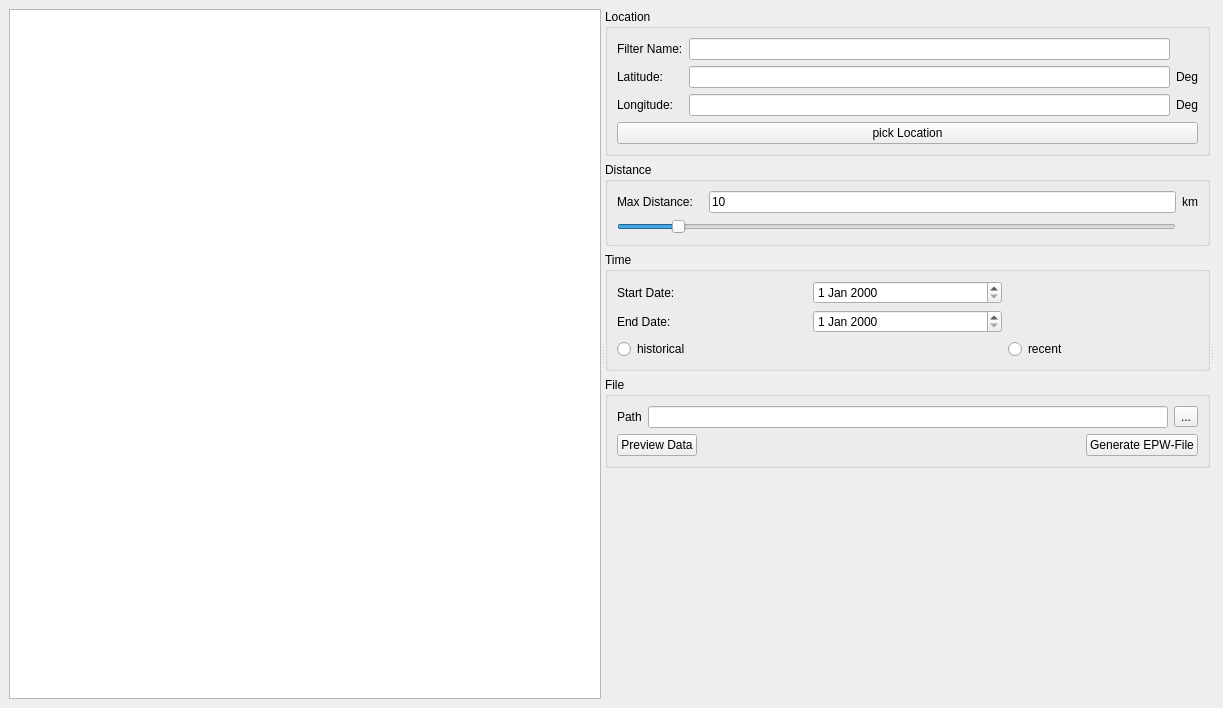
Qt form ClimateDataGenerator/src/DWDMainWindow.ui (Arombolosh/dwdImporter) before a commit.
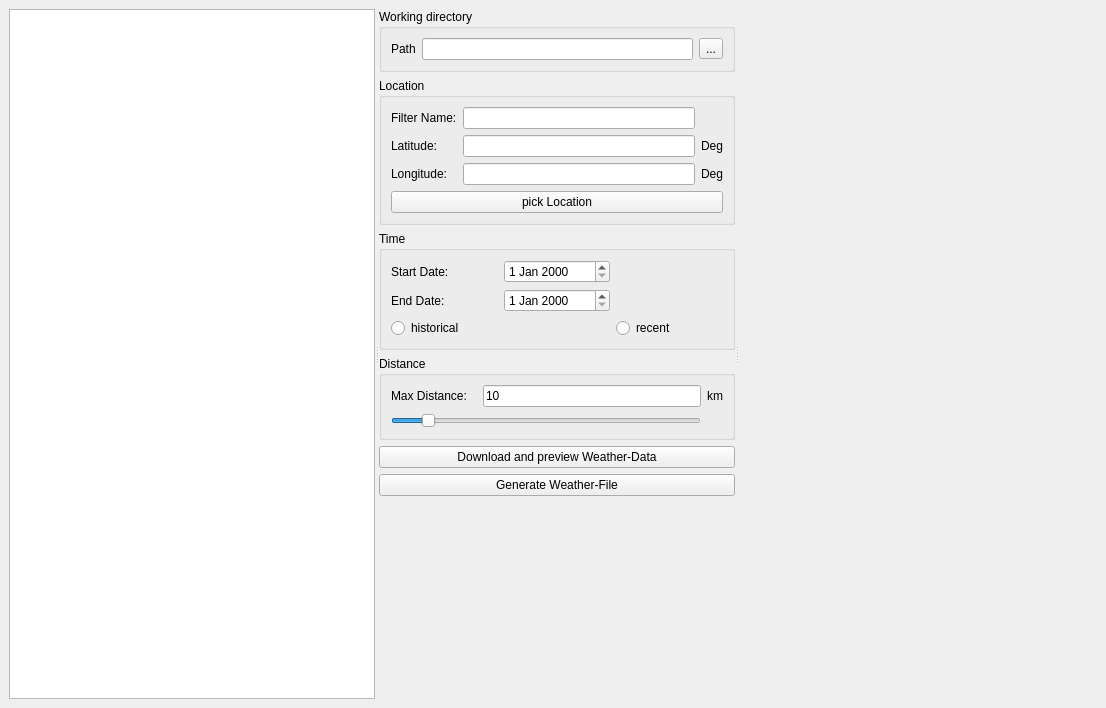
The same form after that commit. Custom widgets are drawn as their Qt base class.

Commit message: Updated weather data converter

Diff of the .ui file:
```diff
--- a/ClimateDataGenerator/src/DWDMainWindow.ui
+++ b/ClimateDataGenerator/src/DWDMainWindow.ui
@@ -6,7 +6,7 @@
    <rect>
     <x>0</x>
     <y>0</y>
-    <width>1223</width>
+    <width>1106</width>
     <height>708</height>
    </rect>
   </property>
@@ -27,8 +27,34 @@
        <enum>Qt::Horizontal</enum>
       </property>
       <widget class="QTableView" name="tableView"/>
-      <widget class="QWidget" name="">
+      <widget class="QWidget" name="layoutWidget">
        <layout class="QVBoxLayout" name="verticalLayout_2">
+        <item>
+         <widget class="QGroupBox" name="groupBox">
+          <property name="title">
+           <string>Working directory</string>
+          </property>
+          <layout class="QGridLayout" name="gridLayout_4">
+           <item row="0" column="1">
+            <widget class="QLineEdit" name="lineEditFile"/>
+           </item>
+           <item row="0" column="0">
+            <widget class="QLabel" name="label_9">
+             <property name="text">
+              <string>Path</string>
+             </property>
+            </widget>
+           </item>
+           <item row="0" column="2">
+            <widget class="QToolButton" name="toolButtonOpenDirectory">
+             <property name="text">
+              <string>...</string>
+             </property>
+            </widget>
+           </item>
+          </layout>
+         </widget>
+        </item>
         <item>
          <widget class="QGroupBox" name="groupBoxLocation">
           <property name="maximumSize">
@@ -41,68 +67,123 @@
            <string>Location</string>
           </property>
           <layout class="QGridLayout" name="gridLayout" columnstretch="0,1,0,0">
-           <item row="0" column="1" colspan="2">
-            <widget class="QLineEdit" name="lineEditNameFilter"/>
+           <item row="3" column="1" colspan="2">
+            <widget class="QtExt::ValidatingLineEdit" name="lineEditLatitude">
+             <property name="maximumSize">
+              <size>
+               <width>16777215</width>
+               <height>16777215</height>
+              </size>
+             </property>
+            </widget>
            </item>
-           <item row="5" column="0" colspan="4">
+           <item row="5" column="1" colspan="2">
+            <widget class="QtExt::ValidatingLineEdit" name="lineEditLongitude">
+             <property name="maximumSize">
+              <size>
+               <width>16777215</width>
+               <height>16777215</height>
+              </size>
+             </property>
+            </widget>
+           </item>
+           <item row="5" column="3">
+            <widget class="QLabel" name="label_4">
+             <property name="text">
+              <string>Deg</string>
+             </property>
+            </widget>
+           </item>
+           <item row="6" column="0" colspan="4">
             <widget class="QPushButton" name="pushButtonMap">
              <property name="text">
               <string>pick Location</string>
              </property>
             </widget>
            </item>
-           <item row="2" column="3">
-            <widget class="QLabel" name="label_5">
+           <item row="5" column="0">
+            <widget class="QLabel" name="label_3">
              <property name="text">
-              <string>Deg</string>
+              <string>Longitude:</string>
              </property>
             </widget>
            </item>
-           <item row="2" column="0">
+           <item row="3" column="0">
             <widget class="QLabel" name="label_2">
              <property name="text">
               <string>Latitude:</string>
              </property>
             </widget>
            </item>
-           <item row="0" column="0">
+           <item row="1" column="1" colspan="2">
+            <widget class="QLineEdit" name="lineEditNameFilter"/>
+           </item>
+           <item row="1" column="0">
             <widget class="QLabel" name="label_8">
              <property name="text">
               <string>Filter Name:</string>
              </property>
             </widget>
            </item>
-           <item row="4" column="1" colspan="2">
-            <widget class="QtExt::ValidatingLineEdit" name="lineEditLongitude">
-             <property name="maximumSize">
-              <size>
-               <width>16777215</width>
-               <height>16777215</height>
-              </size>
-             </property>
-            </widget>
-           </item>
-           <item row="2" column="1" colspan="2">
-            <widget class="QtExt::ValidatingLineEdit" name="lineEditLatitude">
-             <property name="maximumSize">
-              <size>
-               <width>16777215</width>
-               <height>16777215</height>
-              </size>
-             </property>
-            </widget>
-           </item>
-           <item row="4" column="3">
-            <widget class="QLabel" name="label_4">
+           <item row="3" column="3">
+            <widget class="QLabel" name="label_5">
              <property name="text">
               <string>Deg</string>
              </property>
             </widget>
            </item>
-           <item row="4" column="0">
-            <widget class="QLabel" name="label_3">
+          </layout>
+         </widget>
+        </item>
+        <item>
+         <widget class="QGroupBox" name="groupBoxTime">
+          <property name="title">
+           <string>Time</string>
+          </property>
+          <layout class="QGridLayout" name="gridLayout_2">
+           <item row="2" column="2">
+            <widget class="QRadioButton" name="radioButtonRecent">
              <property name="text">
-              <string>Longitude:</string>
+              <string>recent</string>
+             </property>
+            </widget>
+           </item>
+           <item row="0" column="1">
+            <widget class="QDateEdit" name="dateEditStart"/>
+           </item>
+           <item row="1" column="0">
+            <widget class="QLabel" name="label_10">
+             <property name="minimumSize">
+              <size>
+               <width>0</width>
+               <height>0</height>
+              </size>
+             </property>
+             <property name="text">
+              <string>End Date:</string>
+             </property>
+            </widget>
+           </item>
+           <item row="1" column="1">
+            <widget class="QDateEdit" name="dateEditEnd"/>
+           </item>
+           <item row="2" column="0" colspan="2">
+            <widget class="QRadioButton" name="radioButtonHistorical">
+             <property name="text">
+              <string>historical</string>
+             </property>
+            </widget>
+           </item>
+           <item row="0" column="0">
+            <widget class="QLabel" name="label">
+             <property name="minimumSize">
+              <size>
+               <width>0</width>
+               <height>0</height>
+              </size>
+             </property>
+             <property name="text">
+              <string>Start Date:</string>
              </property>
             </widget>
            </item>
@@ -162,115 +243,17 @@
          </widget>
         </item>
         <item>
-         <widget class="QGroupBox" name="groupBoxTime">
-          <property name="title">
-           <string>Time</string>
+         <widget class="QPushButton" name="pushButtonPreview">
+          <property name="text">
+           <string>Download and preview Weather-Data</string>
           </property>
-          <layout class="QGridLayout" name="gridLayout_2">
-           <item row="2" column="2">
-            <widget class="QRadioButton" name="radioButtonRecent">
-             <property name="text">
-              <string>recent</string>
-             </property>
-            </widget>
-           </item>
-           <item row="0" column="1">
-            <widget class="QDateEdit" name="dateEditStart"/>
-           </item>
-           <item row="1" column="0">
-            <widget class="QLabel" name="label_10">
-             <property name="minimumSize">
-              <size>
-               <width>0</width>
-               <height>0</height>
-              </size>
-             </property>
-             <property name="text">
-              <string>End Date:</string>
-             </property>
-            </widget>
-           </item>
-           <item row="1" column="1">
-            <widget class="QDateEdit" name="dateEditEnd"/>
-           </item>
-           <item row="2" column="0" colspan="2">
-            <widget class="QRadioButton" name="radioButtonHistorical">
-             <property name="text">
-              <string>historical</string>
-             </property>
-            </widget>
-           </item>
-           <item row="0" column="0">
-            <widget class="QLabel" name="label">
-             <property name="minimumSize">
-              <size>
-               <width>0</width>
-               <height>0</height>
-              </size>
-             </property>
-             <property name="text">
-              <string>Start Date:</string>
-             </property>
-            </widget>
-           </item>
-          </layout>
          </widget>
         </item>
         <item>
-         <widget class="QGroupBox" name="groupBox">
-          <property name="title">
-           <string>File</string>
+         <widget class="QPushButton" name="pushButtonDownload">
+          <property name="text">
+           <string>Generate Weather-File</string>
           </property>
-          <layout class="QGridLayout" name="gridLayout_4">
-           <item row="1" column="0" colspan="3">
-            <layout class="QHBoxLayout" name="horizontalLayout">
-             <item>
-              <widget class="QPushButton" name="pushButtonPreview">
-               <property name="text">
-                <string>Preview Data</string>
-               </property>
-              </widget>
-             </item>
-             <item>
-              <spacer name="horizontalSpacer">
-               <property name="orientation">
-                <enum>Qt::Horizontal</enum>
-               </property>
-               <property name="sizeHint" stdset="0">
-                <size>
-                 <width>40</width>
-                 <height>20</height>
-                </size>
-               </property>
-              </spacer>
-             </item>
-             <item>
-              <widget class="QPushButton" name="pushButtonDownload">
-               <property name="text">
-                <string>Generate EPW-File</string>
-               </property>
-              </widget>
-             </item>
-            </layout>
-           </item>
-           <item row="0" column="0">
-            <widget class="QLabel" name="label_9">
-             <property name="text">
-              <string>Path</string>
-             </property>
-            </widget>
-           </item>
-           <item row="0" column="1">
-            <widget class="QLineEdit" name="lineEditFile"/>
-           </item>
-           <item row="0" column="2">
-            <widget class="QToolButton" name="toolButtonOpenDirectory">
-             <property name="text">
-              <string>...</string>
-             </property>
-            </widget>
-           </item>
-          </layout>
          </widget>
         </item>
         <item>
@@ -288,7 +271,7 @@
         </item>
        </layout>
       </widget>
-      <widget class="QWidget" name="">
+      <widget class="QWidget" name="layoutWidget">
        <layout class="QVBoxLayout" name="verticalLayout">
         <item>
          <widget class="QwtPlot" name="plotTempRelHum" native="true">
@@ -305,6 +288,12 @@
           <property name="enabled">
            <bool>false</bool>
           </property>
+          <property name="minimumSize">
+           <size>
+            <width>250</width>
+            <height>0</height>
+           </size>
+          </property>
           <property name="maximumSize">
            <size>
             <width>16777215</width>
@@ -314,7 +303,52 @@
          </widget>
         </item>
         <item>
-         <widget class="QwtPlot" name="plotRainWind" native="true">
+         <widget class="QwtPlot" name="plotPres" native="true">
+          <property name="enabled">
+           <bool>false</bool>
+          </property>
+          <property name="minimumSize">
+           <size>
+            <width>250</width>
+            <height>0</height>
+           </size>
+          </property>
+          <property name="maximumSize">
+           <size>
+            <width>16777215</width>
+            <height>16777215</height>
+           </size>
+          </property>
+         </widget>
+        </item>
+        <item>
+         <widget class="QwtPlot" name="plotTemp" native="true">
+          <property name="enabled">
+           <bool>false</bool>
+          </property>
+          <property name="maximumSize">
+           <size>
+            <width>16777215</width>
+            <height>16777215</height>
+           </size>
+          </property>
+         </widget>
+        </item>
+        <item>
+         <widget class="QwtPlot" name="plotRain" native="true">
+          <property name="enabled">
+           <bool>false</bool>
+          </property>
+          <property name="maximumSize">
+           <size>
+            <width>16777215</width>
+            <height>16777215</height>
+           </size>
+          </property>
+         </widget>
+        </item>
+        <item>
+         <widget class="QwtPlot" name="plotWind" native="true">
           <property name="enabled">
            <bool>false</bool>
           </property>
```
Left out of the diff: 4 changed lines with no effect on the pictures. The commit also changes 19 other files.
